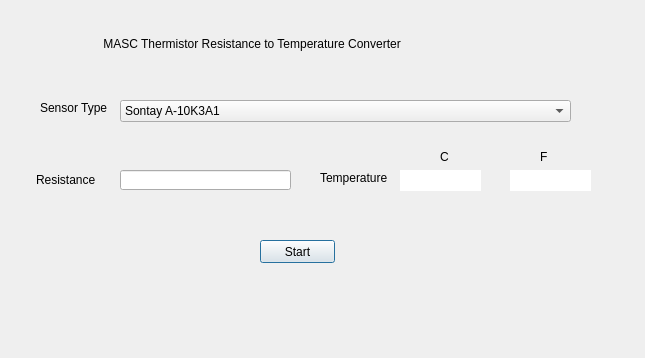
The window that dialog.ui (wilsonhan/thermistor) describes before a commit, drawn with Qt 5.
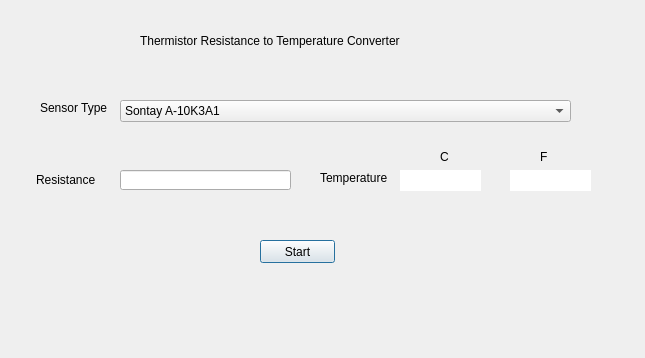
The same window after the commit.

Commit message: the title on dialog is changed.

Patch:
```diff
--- a/dialog.ui
+++ b/dialog.ui
@@ -16,8 +16,8 @@
   <widget class="QLabel" name="label">
    <property name="geometry">
     <rect>
-     <x>100</x>
-     <y>23</y>
+     <x>140</x>
+     <y>20</y>
      <width>441</width>
      <height>41</height>
     </rect>
@@ -27,7 +27,7 @@
 font: 75 12pt &quot;MS Shell Dlg 2&quot;;</string>
    </property>
    <property name="text">
-    <string> MASC Thermistor Resistance to Temperature Converter</string>
+    <string>Thermistor Resistance to Temperature Converter</string>
    </property>
   </widget>
   <widget class="QLabel" name="label_2">
```
The commit also changes 1 other file.
